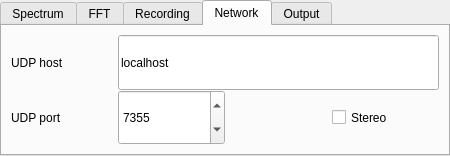
Old version of the form src/qtgui/dockaudio.ui in the repository shawnj007/gqrx-touch.
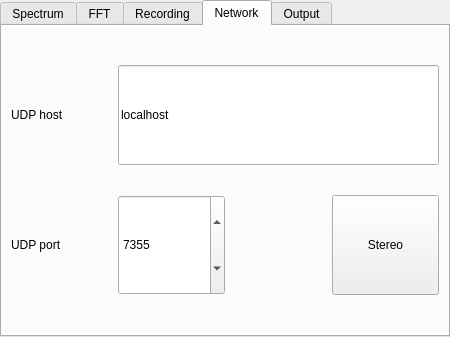
New version of the form. The open tabs and pages were chosen to show the change. Icons and pictures are not drawn. Custom widgets are drawn as their Qt base class.

Commit message: Reverse Bookmark list, Propogate palette manually to widgets

```diff
--- a/src/qtgui/dockaudio.ui
+++ b/src/qtgui/dockaudio.ui
@@ -7,7 +7,7 @@
     <x>0</x>
     <y>0</y>
     <width>450</width>
-    <height>156</height>
+    <height>337</height>
    </rect>
   </property>
   <property name="sizePolicy">
@@ -30,9 +30,417 @@
   </property>
   <property name="palette">
    <palette>
-    <active/>
-    <inactive/>
-    <disabled/>
+    <active>
+     <colorrole role="WindowText">
+      <brush brushstyle="SolidPattern">
+       <color alpha="255">
+        <red>255</red>
+        <green>255</green>
+        <blue>255</blue>
+       </color>
+      </brush>
+     </colorrole>
+     <colorrole role="Button">
+      <brush brushstyle="SolidPattern">
+       <color alpha="255">
+        <red>46</red>
+        <green>52</green>
+        <blue>54</blue>
+       </color>
+      </brush>
+     </colorrole>
+     <colorrole role="Light">
+      <brush brushstyle="SolidPattern">
+       <color alpha="255">
+        <red>69</red>
+        <green>78</green>
+        <blue>81</blue>
+       </color>
+      </brush>
+     </colorrole>
+     <colorrole role="Midlight">
+      <brush brushstyle="SolidPattern">
+       <color alpha="255">
+        <red>57</red>
+        <green>65</green>
+        <blue>67</blue>
+       </color>
+      </brush>
+     </colorrole>
+     <colorrole role="Dark">
+      <brush brushstyle="SolidPattern">
+       <color alpha="255">
+        <red>23</red>
+        <green>26</green>
+        <blue>27</blue>
+       </color>
+      </brush>
+     </colorrole>
+     <colorrole role="Mid">
+      <brush brushstyle="SolidPattern">
+       <color alpha="255">
+        <red>31</red>
+        <green>35</green>
+        <blue>36</blue>
+       </color>
+      </brush>
+     </colorrole>
+     <colorrole role="Text">
+      <brush brushstyle="SolidPattern">
+       <color alpha="255">
+        <red>255</red>
+        <green>255</green>
+        <blue>255</blue>
+       </color>
+      </brush>
+     </colorrole>
+     <colorrole role="BrightText">
+      <brush brushstyle="SolidPattern">
+       <color alpha="255">
+        <red>255</red>
+        <green>255</green>
+        <blue>255</blue>
+       </color>
+      </brush>
+     </colorrole>
+     <colorrole role="ButtonText">
+      <brush brushstyle="SolidPattern">
+       <color alpha="255">
+        <red>255</red>
+        <green>255</green>
+        <blue>255</blue>
+       </color>
+      </brush>
+     </colorrole>
+     <colorrole role="Base">
+      <brush brushstyle="SolidPattern">
+       <color alpha="255">
+        <red>0</red>
+        <green>0</green>
+        <blue>0</blue>
+       </color>
+      </brush>
+     </colorrole>
+     <colorrole role="Window">
+      <brush brushstyle="SolidPattern">
+       <color alpha="255">
+        <red>46</red>
+        <green>52</green>
+        <blue>54</blue>
+       </color>
+      </brush>
+     </colorrole>
+     <colorrole role="Shadow">
+      <brush brushstyle="SolidPattern">
+       <color alpha="255">
+        <red>0</red>
+        <green>0</green>
+        <blue>0</blue>
+       </color>
+      </brush>
+     </colorrole>
+     <colorrole role="AlternateBase">
+      <brush brushstyle="SolidPattern">
+       <color alpha="255">
+        <red>23</red>
+        <green>26</green>
+        <blue>27</blue>
+       </color>
+      </brush>
+     </colorrole>
+     <colorrole role="ToolTipBase">
+      <brush brushstyle="SolidPattern">
+       <color alpha="255">
+        <red>255</red>
+        <green>255</green>
+        <blue>220</blue>
+       </color>
+      </brush>
+     </colorrole>
+     <colorrole role="ToolTipText">
+      <brush brushstyle="SolidPattern">
+       <color alpha="255">
+        <red>0</red>
+        <green>0</green>
+        <blue>0</blue>
+       </color>
+      </brush>
+     </colorrole>
+    </active>
+    <inactive>
+     <colorrole role="WindowText">
+      <brush brushstyle="SolidPattern">
+       <color alpha="255">
+        <red>0</red>
+        <green>0</green>
+        <blue>0</blue>
+       </color>
+      </brush>
+     </colorrole>
+     <colorrole role="Button">
+      <brush brushstyle="SolidPattern">
+       <color alpha="255">
+        <red>239</red>
+        <green>239</green>
+        <blue>239</blue>
+       </color>
+      </brush>
+     </colorrole>
+     <colorrole role="Light">
+      <brush brushstyle="SolidPattern">
+       <color alpha="255">
+        <red>255</red>
+        <green>255</green>
+        <blue>255</blue>
+       </color>
+      </brush>
+     </colorrole>
+     <colorrole role="Midlight">
+      <brush brushstyle="SolidPattern">
+       <color alpha="255">
+        <red>202</red>
+        <green>202</green>
+        <blue>202</blue>
+       </color>
+      </brush>
+     </colorrole>
+     <colorrole role="Dark">
+      <brush brushstyle="SolidPattern">
+       <color alpha="255">
+        <red>159</red>
+        <green>159</green>
+        <blue>159</blue>
+       </color>
+      </brush>
+     </colorrole>
+     <colorrole role="Mid">
+      <brush brushstyle="SolidPattern">
+       <color alpha="255">
+        <red>184</red>
+        <green>184</green>
+        <blue>184</blue>
+       </color>
+      </brush>
+     </colorrole>
+     <colorrole role="Text">
+      <brush brushstyle="SolidPattern">
+       <color alpha="255">
+        <red>0</red>
+        <green>0</green>
+        <blue>0</blue>
+       </color>
+      </brush>
+     </colorrole>
+     <colorrole role="BrightText">
+      <brush brushstyle="SolidPattern">
+       <color alpha="255">
+        <red>255</red>
+        <green>255</green>
+        <blue>255</blue>
+       </color>
+      </brush>
+     </colorrole>
+     <colorrole role="ButtonText">
+      <brush brushstyle="SolidPattern">
+       <color alpha="255">
+        <red>0</red>
+        <green>0</green>
+        <blue>0</blue>
+       </color>
+      </brush>
+     </colorrole>
+     <colorrole role="Base">
+      <brush brushstyle="SolidPattern">
+       <color alpha="255">
+        <red>255</red>
+        <green>255</green>
+        <blue>255</blue>
+       </color>
+      </brush>
+     </colorrole>
+     <colorrole role="Window">
+      <brush brushstyle="SolidPattern">
+       <color alpha="255">
+        <red>239</red>
+        <green>239</green>
+        <blue>239</blue>
+       </color>
+      </brush>
+     </colorrole>
+     <colorrole role="Shadow">
+      <brush brushstyle="SolidPattern">
+       <color alpha="255">
+        <red>118</red>
+        <green>118</green>
+        <blue>118</blue>
+       </color>
+      </brush>
+     </colorrole>
+     <colorrole role="AlternateBase">
+      <brush brushstyle="SolidPattern">
+       <color alpha="255">
+        <red>247</red>
+        <green>247</green>
+        <blue>247</blue>
+       </color>
+      </brush>
+     </colorrole>
+     <colorrole role="ToolTipBase">
+      <brush brushstyle="SolidPattern">
+       <color alpha="255">
+        <red>255</red>
+        <green>255</green>
+        <blue>220</blue>
+       </color>
+      </brush>
+     </colorrole>
+     <colorrole role="ToolTipText">
+      <brush brushstyle="SolidPattern">
+       <color alpha="255">
+        <red>0</red>
+        <green>0</green>
+        <blue>0</blue>
+       </color>
+      </brush>
+     </colorrole>
+    </inactive>
+    <disabled>
+     <colorrole role="WindowText">
+      <brush brushstyle="SolidPattern">
+       <color alpha="255">
+        <red>23</red>
+        <green>26</green>
+        <blue>27</blue>
+       </color>
+      </brush>
+     </colorrole>
+     <colorrole role="Button">
+      <brush brushstyle="SolidPattern">
+       <color alpha="255">
+        <red>46</red>
+        <green>52</green>
+        <blue>54</blue>
+       </color>
+      </brush>
+     </colorrole>
+     <colorrole role="Light">
+      <brush brushstyle="SolidPattern">
+       <color alpha="255">
+        <red>69</red>
+        <green>78</green>
+        <blue>81</blue>
+       </color>
+      </brush>
+     </colorrole>
+     <colorrole role="Midlight">
+      <brush brushstyle="SolidPattern">
+       <color alpha="255">
+        <red>57</red>
+        <green>65</green>
+        <blue>67</blue>
+       </color>
+      </brush>
+     </colorrole>
+     <colorrole role="Dark">
+      <brush brushstyle="SolidPattern">
+       <color alpha="255">
+        <red>23</red>
+        <green>26</green>
+        <blue>27</blue>
+       </color>
+      </brush>
+     </colorrole>
+     <colorrole role="Mid">
+      <brush brushstyle="SolidPattern">
+       <color alpha="255">
+        <red>31</red>
+        <green>35</green>
+        <blue>36</blue>
+       </color>
+      </brush>
+     </colorrole>
+     <colorrole role="Text">
+      <brush brushstyle="SolidPattern">
+       <color alpha="255">
+        <red>23</red>
+        <green>26</green>
+        <blue>27</blue>
+       </color>
+      </brush>
+     </colorrole>
+     <colorrole role="BrightText">
+      <brush brushstyle="SolidPattern">
+       <color alpha="255">
+        <red>255</red>
+        <green>255</green>
+        <blue>255</blue>
+       </color>
+      </brush>
+     </colorrole>
+     <colorrole role="ButtonText">
+      <brush brushstyle="SolidPattern">
+       <color alpha="255">
+        <red>23</red>
+        <green>26</green>
+        <blue>27</blue>
+       </color>
+      </brush>
+     </colorrole>
+     <colorrole role="Base">
+      <brush brushstyle="SolidPattern">
+       <color alpha="255">
+        <red>46</red>
+        <green>52</green>
+        <blue>54</blue>
+       </color>
+      </brush>
+     </colorrole>
+     <colorrole role="Window">
+      <brush brushstyle="SolidPattern">
+       <color alpha="255">
+        <red>46</red>
+        <green>52</green>
+        <blue>54</blue>
+       </color>
+      </brush>
+     </colorrole>
+     <colorrole role="Shadow">
+      <brush brushstyle="SolidPattern">
+       <color alpha="255">
+        <red>177</red>
+        <green>177</green>
+        <blue>177</blue>
+       </color>
+      </brush>
+     </colorrole>
+     <colorrole role="AlternateBase">
+      <brush brushstyle="SolidPattern">
+       <color alpha="255">
+        <red>247</red>
+        <green>247</green>
+        <blue>247</blue>
+       </color>
+      </brush>
+     </colorrole>
+     <colorrole role="ToolTipBase">
+      <brush brushstyle="SolidPattern">
+       <color alpha="255">
+        <red>255</red>
+        <green>255</green>
+        <blue>220</blue>
+       </color>
+      </brush>
+     </colorrole>
+     <colorrole role="ToolTipText">
+      <brush brushstyle="SolidPattern">
+       <color alpha="255">
+        <red>0</red>
+        <green>0</green>
+        <blue>0</blue>
+       </color>
+      </brush>
+     </colorrole>
+    </disabled>
    </palette>
   </property>
   <property name="windowIcon">
@@ -64,7 +472,7 @@
    <property name="maximumSize">
     <size>
      <width>16777215</width>
-     <height>500</height>
+     <height>360</height>
     </size>
    </property>
    <property name="sizeIncrement">
@@ -800,31 +1208,6 @@
              </property>
             </widget>
            </item>
-           <item row="1" column="3">
-            <widget class="QCheckBox" name="udpStereo">
-             <property name="sizePolicy">
-              <sizepolicy hsizetype="MinimumExpanding" vsizetype="MinimumExpanding">
-               <horstretch>1</horstretch>
-               <verstretch>1</verstretch>
-              </sizepolicy>
-             </property>
-             <property name="minimumSize">
-              <size>
-               <width>0</width>
-               <height>25</height>
-              </size>
-             </property>
-             <property name="maximumSize">
-              <size>
-               <width>16777215</width>
-               <height>100</height>
-              </size>
-             </property>
-             <property name="text">
-              <string>Stereo</string>
-             </property>
-            </widget>
-           </item>
            <item row="0" column="1" colspan="3">
             <widget class="QLineEdit" name="udpHost">
              <property name="sizePolicy">
@@ -887,6 +1270,34 @@
              </property>
             </widget>
            </item>
+           <item row="1" column="3">
+            <widget class="QPushButton" name="udpStereo">
+             <property name="sizePolicy">
+              <sizepolicy hsizetype="MinimumExpanding" vsizetype="MinimumExpanding">
+               <horstretch>1</horstretch>
+               <verstretch>1</verstretch>
+              </sizepolicy>
+             </property>
+             <property name="minimumSize">
+              <size>
+               <width>0</width>
+               <height>25</height>
+              </size>
+             </property>
+             <property name="maximumSize">
+              <size>
+               <width>16777215</width>
+               <height>100</height>
+              </size>
+             </property>
+             <property name="text">
+              <string>Stereo</string>
+             </property>
+             <property name="checkable">
+              <bool>true</bool>
+             </property>
+            </widget>
+           </item>
           </layout>
          </widget>
         </item>
```
The commit also changes 7 other files.
